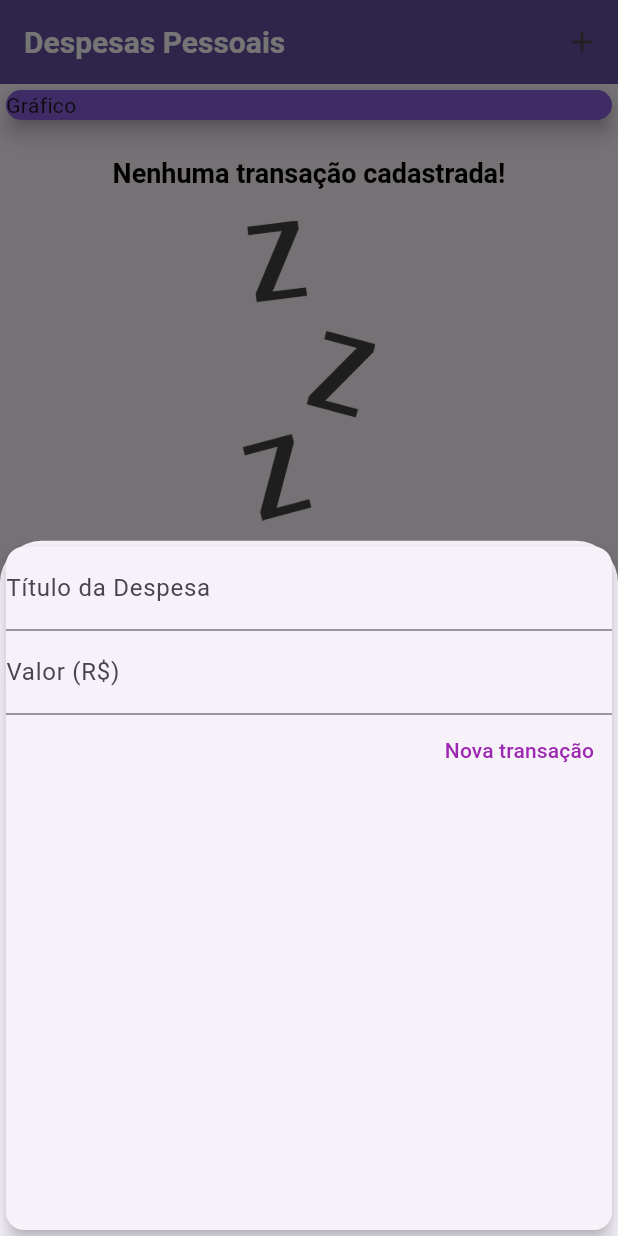
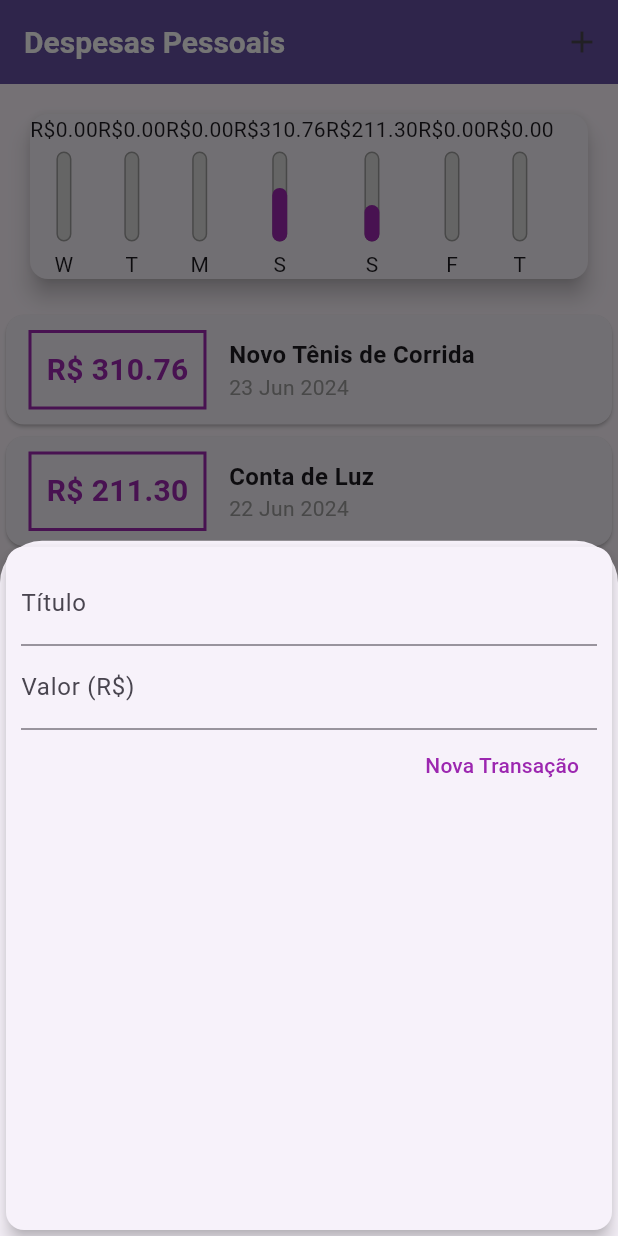
Before and after one commit to AlexOliv17/Trainee-Semana4, a Flutter app: the screen it shows after launch, after a tap on the "add" icon, on a phone screen of 412 x 824 dp. Run offline on Flutter 3.47's test engine with Material 3 defaults, Android fonts, the phone set to English and light mode, and no system bars; Roboto replaces fonts that are missing (OpenSans).

Commit message:
Adicionando o gráfico e a porcentagem de gastos semanal

```diff
--- a/expenses/lib/components/chart.dart
+++ b/expenses/lib/components/chart.dart
@@ -1,15 +1,58 @@
 import 'package:flutter/material.dart';
+import 'package:intl/intl.dart';
+import '../models/transaction.dart';
+import 'chart_bar.dart';
 
 class Chart extends StatelessWidget {
+  final List<Transaction> recentTransaction;
+
+  const Chart(this.recentTransaction, {Key? key}) : super(key: key);
+
+  List<Map<String, Object>> get groupedTransactions {
+    return List.generate(7, (index) {
+      final weekDay = DateTime.now().subtract(
+        Duration(days: index),
+      );
+
+      double totalSum = 0.0;
+
+      for (var i = 0; i < recentTransaction.length; i++) {
+        bool sameDay = recentTransaction[i].date.day == weekDay.day;
+        bool sameMonth = recentTransaction[i].date.month == weekDay.month;
+        bool sameYear = recentTransaction[i].date.year == weekDay.year;
+
+        if (sameDay && sameMonth && sameYear) {
+          totalSum += recentTransaction[i].value;
+        }
+      }
+
+      return {
+        'day': DateFormat.E().format(weekDay)[0],
+        'value': totalSum,
+      };
+    });
+  }
+
+  double get _weekTotalValue {
+    return groupedTransactions.fold(0.0, (sum, tr) {
+      return sum + (tr['value'] as double);
+    });
+  }
+
   @override
   Widget build(BuildContext context) {
+    groupedTransactions;
     return Card(
       elevation: 6,
-      margin: EdgeInsets.all(20),
+      margin: const EdgeInsets.all(20),
       child: Row(
-        children: <Widget>[
-          Text("Gráfico"),
-        ],
+        children: groupedTransactions.map((tr) {
+          return ChartBar(
+            label: tr['day'] as String,
+            value: tr['value'] as double,
+            percentage: (tr['value'] as double) / _weekTotalValue,
+          );
+        }).toList(),
       ),
     );
   }
--- /dev/null
+++ b/expenses/lib/components/chart_bar.dart
@@ -0,0 +1,54 @@
+import 'package:flutter/material.dart';
+
+class ChartBar extends StatelessWidget {
+  final String? label;
+  final double? value;
+  final double? percentage;
+
+  const ChartBar({
+    this.label,
+    this.value,
+    this.percentage,
+    Key? key,
+  }) : super(key: key);
+
+  @override
+  Widget build(BuildContext context) {
+    return Column(
+      children: [
+        Text('R\$${value!.toStringAsFixed(2)}'),
+        const SizedBox(height: 5),
+        SizedBox(
+          height: 60,
+          width: 10,
+          child: Stack(
+            alignment: Alignment.bottomCenter,
+            children: <Widget>[
+              Container(
+                decoration: BoxDecoration(
+                  border: Border.all(
+                    color: Colors.grey,
+                    width: 1.0,
+                  ),
+                  color: const Color.fromRGBO(220, 220, 220, 1),
+                  borderRadius: BorderRadius.circular(5),
+                ),
+              ),
+              FractionallySizedBox(
+                heightFactor: percentage,
+                child: Container(
+                  decoration: BoxDecoration(
+                    color: Theme.of(context).colorScheme.primary,
+                    borderRadius: BorderRadius.circular(5),
+                  ),
+                ),
+              ),
+            ],
+          ),
+        ),
+        const SizedBox(height: 5),
+        Text(label!),
+      ],
+    );
+  }
+}
--- a/expenses/lib/components/transaction_form.dart
+++ b/expenses/lib/components/transaction_form.dart
@@ -1,27 +1,27 @@
-import 'package:expenses/models/transaction.dart';
 import 'package:flutter/material.dart';
 
 class TransactionForm extends StatefulWidget {
   final void Function(String, double) onSubmit;
 
-  TransactionForm(this.onSubmit);
+  const TransactionForm(this.onSubmit, {Key? key}) : super(key: key);
 
   @override
   State<TransactionForm> createState() => _TransactionFormState();
 }
 
 class _TransactionFormState extends State<TransactionForm> {
-  final tittleController = TextEditingController();
+  final titleController = TextEditingController();
 
   final valueController = TextEditingController();
 
   _submitForm() {
-    final title = tittleController.text;
-    final value = double.tryParse(valueController.text) ?? 0.0;
+    final title = titleController.text;
+    final value = double.tryParse(valueController.text) ?? 0;
 
     if (title.isEmpty || value <= 0) {
       return;
     }
+
     widget.onSubmit(title, value);
   }
 
@@ -29,27 +29,43 @@ class _TransactionFormState extends State<TransactionForm> {
   Widget build(BuildContext context) {
     return Card(
       elevation: 5,
+      child: Padding(
+        padding: const EdgeInsets.all(10),
         child: Column(
-        children: <Widget>[
+          children: [
             TextField(
-            decoration: InputDecoration(labelText: 'Título da Despesa'),
-            onSubmitted: (title) => _submitForm(),
-            controller: tittleController,
+              controller: titleController,
+              onSubmitted: (_) => _submitForm(),
+              decoration: const InputDecoration(
+                labelText: 'Título',
+              ),
             ),
             TextField(
               controller: valueController,
-            keyboardType: TextInputType.numberWithOptions(decimal: true),
-            onSubmitted: (value) => _submitForm(),
-            decoration: InputDecoration(labelText: 'Valor (R\$)'),
+              keyboardType:
+                  const TextInputType.numberWithOptions(decimal: true),
+              onSubmitted: (_) => _submitForm(),
+              decoration: const InputDecoration(
+                labelText: 'Valor (R\$)',
+              ),
             ),
             Row(
               mainAxisAlignment: MainAxisAlignment.end,
-            children: [
-              TextButton(child: Text("Nova transação"), onPressed: _submitForm),
+              children: <Widget>[
+                TextButton(
+                  child: const Text(
+                    'Nova Transação',
+                    style: TextStyle(
+                      color: Colors.purple,
+                    ),
+                  ),
+                  onPressed: _submitForm,
+                )
               ],
             ),
           ],
         ),
+      ),
     );
   }
 }
--- a/expenses/lib/main.dart
+++ b/expenses/lib/main.dart
@@ -3,6 +3,7 @@ import 'dart:math';
 import './components/transaction_form.dart';
 import './components/transaction_list.dart';
 import 'models/transaction.dart';
+import 'components/chart.dart';
 
 main() => runApp(ExpensesApp());
 
@@ -45,19 +46,33 @@ class MyHomePage extends StatefulWidget {
 
 class _MyHomePageState extends State<MyHomePage> {
   final List<Transaction> _transactions = [
-    //   Transaction(
-    //     id: 't1',
-    //     title: 'Novo Tênis de Corrida',
-    //     value: 310.76,
-    //     date: DateTime.now(),
-    //   ),
-    //   Transaction(
-    //     id: 't2',
-    //     title: 'Conta de Luz',
-    //     value: 211.30,
-    //     date: DateTime.now(),
-    //   ),
+    Transaction(
+      id: 't1',
+      title: 'Novo Tênis de Corrida',
+      value: 310.76,
+      date: DateTime.now().subtract(Duration(days: 3)),
+    ),
+    Transaction(
+      id: 't2',
+      title: 'Conta de Luz',
+      value: 211.30,
+      date: DateTime.now().subtract(Duration(days: 4)),
+    ),
+    Transaction(
+      id: 't3',
+      title: 'Conta de Água',
+      value: 302.30,
+      date: DateTime.now().subtract(Duration(days: 35)),
+    ),
   ];
+
+  List<Transaction> get _recentTransactions {
+    return _transactions.where((tr) {
+      return tr.date.isAfter(
+        DateTime.now().subtract(Duration(days: 7)),
+      );
+    }).toList();
+  }
 
   _addTransaction(String title, double value) {
     final newTransaction = Transaction(
@@ -100,14 +115,7 @@ class _MyHomePageState extends State<MyHomePage> {
         child: Column(
           crossAxisAlignment: CrossAxisAlignment.stretch,
           children: <Widget>[
-            Container(
-              width: double.infinity,
-              child: Card(
-                color: Color.fromARGB(255, 138, 93, 223),
-                child: Text('Gráfico'),
-                elevation: 5,
-              ),
-            ),
+            Chart(_recentTransactions),
             TransactionList(_transactions),
           ],
         ),
```
Lines whose indentation alone changed are shown as unchanged.
